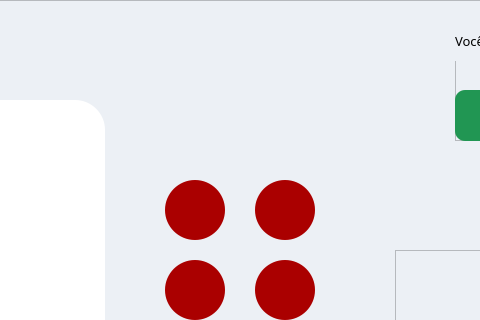
First picture: the form in gui_file.ui, repository Infiusier/Trilha_PPD, before the edit; both pictures show x 465 to 945 and y 0 to 320 of the 1280 by 720 pixel window.
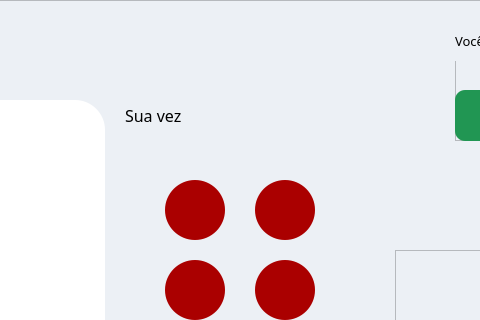
Second picture: the form after the edit. Icons and pictures are not drawn.

The edit to the form file:
```diff
--- a/gui_file.ui
+++ b/gui_file.ui
@@ -670,6 +670,25 @@
         <string/>
        </property>
       </widget>
+      <widget class="QLabel" name="status_label">
+       <property name="geometry">
+        <rect>
+         <x>590</x>
+         <y>100</y>
+         <width>231</width>
+         <height>31</height>
+        </rect>
+       </property>
+       <property name="font">
+        <font>
+         <family>Cubic</family>
+         <pointsize>12</pointsize>
+        </font>
+       </property>
+       <property name="text">
+        <string>Sua vez</string>
+       </property>
+      </widget>
       <zorder>chat_frame</zorder>
       <zorder>label</zorder>
       <zorder>frame_3</zorder>
```
Left out of the diff: 1 changed line with no effect on the pictures.
